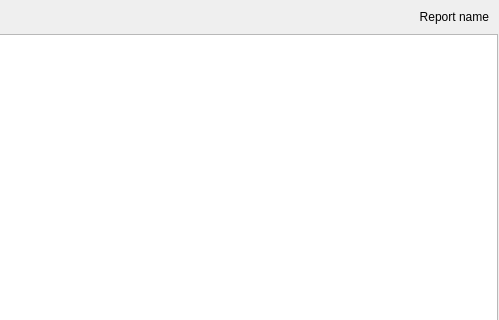
Qt form Waiter/dlgrealreports.ui (End1-1/Cafe5) before a commit; both pictures show x 537 to 1036 and y 0 to 320 of the 1036 by 762 pixel window.
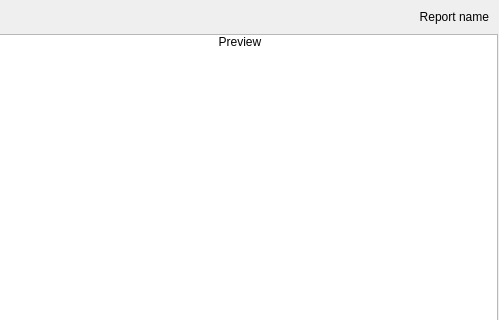
The same form after that commit. Icons and pictures are not drawn.

```diff
--- a/Waiter/dlgrealreports.ui
+++ b/Waiter/dlgrealreports.ui
@@ -114,6 +114,12 @@
         <height>672</height>
        </rect>
       </property>
+      <property name="autoFillBackground">
+       <bool>false</bool>
+      </property>
+      <property name="styleSheet">
+       <string notr="true">background:white</string>
+      </property>
       <layout class="QVBoxLayout" name="verticalLayout">
        <property name="spacing">
         <number>0</number>
@@ -131,9 +137,12 @@
         <number>0</number>
        </property>
        <item>
-        <widget class="QGraphicsView" name="gv">
-         <property name="frameShape">
-          <enum>QFrame::Shape::NoFrame</enum>
+        <widget class="QLabel" name="lbPreview">
+         <property name="text">
+          <string>Preview</string>
+         </property>
+         <property name="alignment">
+          <set>Qt::AlignmentFlag::AlignHCenter|Qt::AlignmentFlag::AlignTop</set>
          </property>
         </widget>
        </item>
```
Left out of the diff: 12 changed lines with no effect on the pictures.
